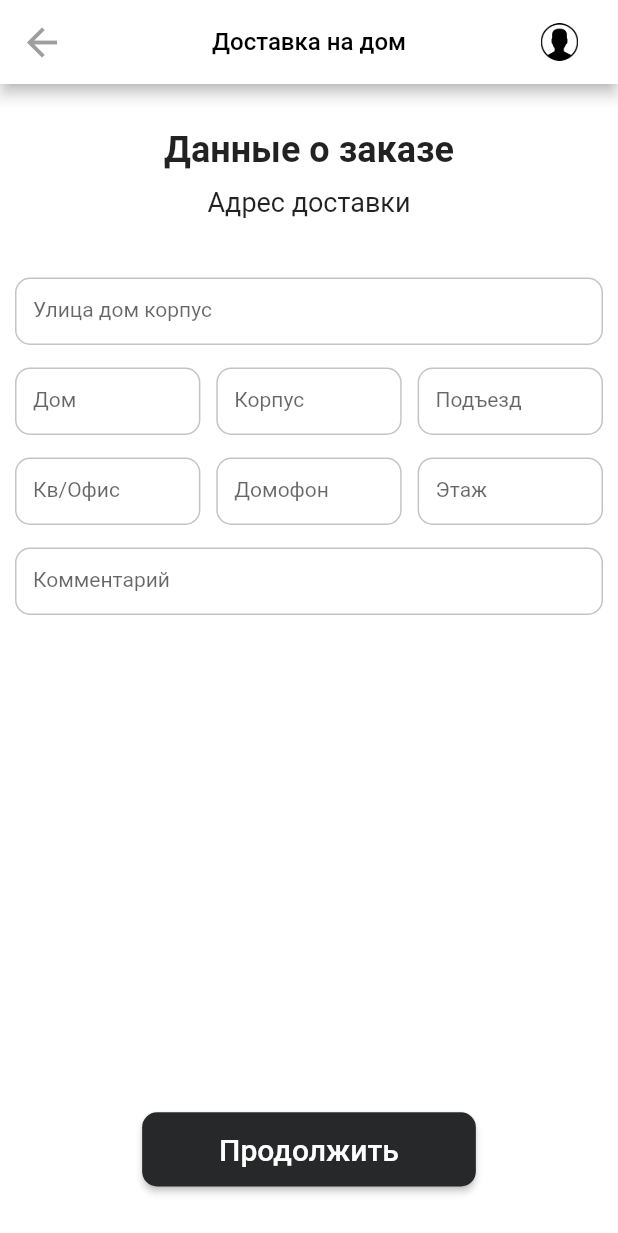
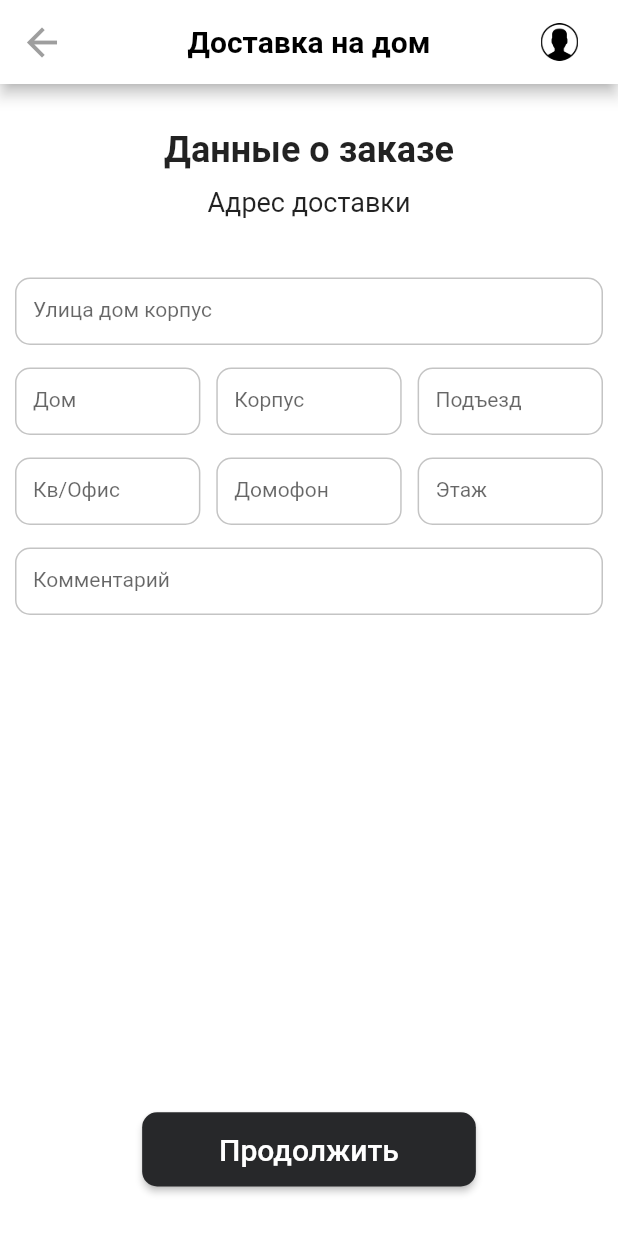
Before and after one commit to Jardynero/pizza_dym, a Flutter app: the AdressScreen screen opened by its route, on a phone screen of 412 x 824 dp. Shown: the top 1233 px of the screen. Run offline on Flutter 3.47's test engine with Material 2 defaults, Android fonts, the phone set to English and light mode, and no system bars; our stand-ins replace cloud_firestore, firebase_analytics, firebase_auth, firebase_core, firebase_messaging, flutter_typeahead; missing offline and left inert: app_tracking_transparency, dadata_suggestions, flutter_cart; accounts and stored records are empty.

Commit message:
fix center title

```diff
--- a/lib/global_widgets/appBar.dart
+++ b/lib/global_widgets/appBar.dart
@@ -1,6 +1,5 @@
 import 'package:flutter/material.dart';
 import 'package:pizza_dym/global_widgets/appBar-actions.dart';
-
 
 class MainAppBar extends StatelessWidget implements PreferredSizeWidget {
   final String appBarTitle;
@@ -9,14 +8,23 @@ class MainAppBar extends StatelessWidget implements PreferredSizeWidget {
   @override
   Widget build(BuildContext context) {
     return AppBar(
-      title: Text('$appBarTitle'),
-      centerTitle: true,
+      titleSpacing: 0,
+      title: Text(
+        '$appBarTitle',
+        style: TextStyle(
+          fontSize: 20,
+          fontWeight: FontWeight.bold,
+          overflow: TextOverflow.visible,
+        ),
+      ),
+      centerTitle: appBarTitle.length > 18 ? false : true,
       elevation: 4,
       actions: [
         profileAppBarAction(context),
       ],
     );
   }
+
   @override
-  Size get preferredSize =>Size.fromHeight(kToolbarHeight);
+  Size get preferredSize => Size.fromHeight(kToolbarHeight);
 }
```
